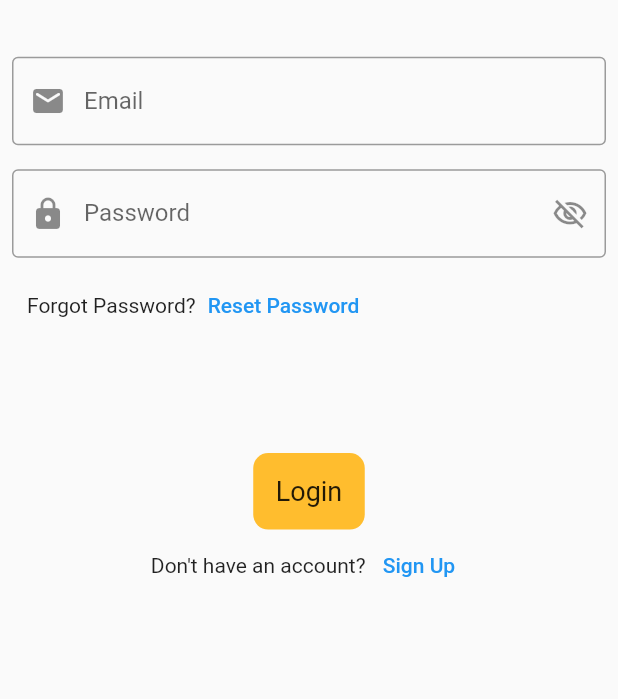
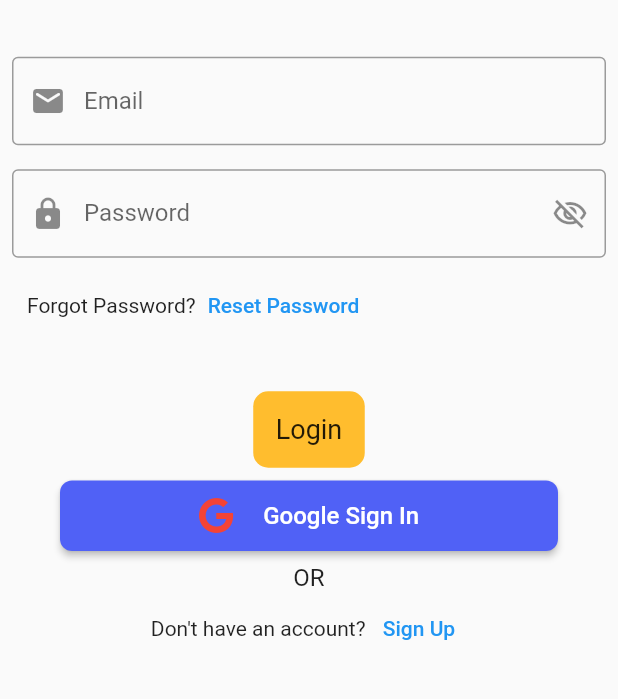
Before and after one commit to SudipRaaz/NumberQuiz, a Flutter app: the screen it shows after launch, after a tap on "Login", on a phone screen of 412 x 824 dp, the part 485-1184 px from its top. Run offline on Flutter 3.47's test engine with Material 2 defaults, Android fonts, the phone set to English and light mode, and no system bars; drawn by our look-alikes of another_flushbar; our stand-ins replace cloud_firestore, firebase_auth, firebase_core, fluttertoast, font_awesome_flutter, google_sign_in and 2 more; accounts and stored records are empty.

Commit message:
google sign In added

```diff
--- a/lib/main.dart
+++ b/lib/main.dart
@@ -1,17 +1,13 @@
 import 'package:firebase_core/firebase_core.dart';
 import 'package:flutter/material.dart';
+import 'package:provider/provider.dart';
 import 'package:smile_quiz/utilities/route/routes.dart';
 import 'package:smile_quiz/utilities/route/routes_name.dart';
 
 //developed on flutter version 3.3.4
 Future<void> main() async {
   WidgetsFlutterBinding.ensureInitialized();
-  await Firebase.initializeApp(
-      options: FirebaseOptions(
-          apiKey: "AIzaSyCf1ZbCl7hzOPOAqrmfrNxfmiFCtxplzkE",
-          appId: "1:993818877548:web:e946700f298c9d90c48249",
-          messagingSenderId: "G-0YLZTT5CVT",
-          projectId: "smilequiz"));
+  await Firebase.initializeApp();
 
   runApp(const MyApp());
 }
@@ -22,6 +18,7 @@ class MyApp extends StatelessWidget {
   @override
   Widget build(BuildContext context) {
     return MaterialApp(
+      debugShowCheckedModeBanner: false,
       title: 'Flutter Demo',
       theme: ThemeData(
         primarySwatch: Colors.blue,
--- a/lib/model/user.dart
+++ b/lib/model/user.dart
@@ -1,7 +1,7 @@
 class User {
   String? uid;
   String name;
-  int age;
+  int? age;
   String email;
   int? totalScore;
 
--- a/lib/view/dashboard.dart
+++ b/lib/view/dashboard.dart
@@ -2,6 +2,7 @@ import 'dart:async';
 import 'dart:developer';
 import 'package:cloud_firestore/cloud_firestore.dart';
 import 'package:flutter/material.dart';
+import 'package:google_sign_in/google_sign_in.dart';
 import 'package:smile_quiz/resources/constants/appcolors.dart';
 import 'package:smile_quiz/resources/constants/constants.dart';
 import 'package:smile_quiz/resources/constants/textStyle.dart';
@@ -104,6 +105,7 @@ class _DashboardState extends State<Dashboard> with WidgetsBindingObserver {
                     shape: RoundedRectangleBorder(
                         borderRadius: BorderRadius.circular(50))),
                 onPressed: () {
+                  GoogleSignIn().signOut();
                   Auth().signOut();
                 },
                 child: const Text(
@@ -176,7 +178,8 @@ class _DashboardState extends State<Dashboard> with WidgetsBindingObserver {
                                       top: 15.0,
                                     ),
                                     child: Text(
-                                      "${data['name']}",
+                                      Auth().currentUser?.displayName ??
+                                          "${data['name']}",
                                       style: const TextStyle(
                                           fontSize: 18,
                                           fontWeight: FontWeight.bold),
--- a/lib/view/login_screen.dart
+++ b/lib/view/login_screen.dart
@@ -1,19 +1,23 @@
 import 'dart:developer';
 
+import 'package:firebase_auth/firebase_auth.dart';
 import 'package:flutter/material.dart';
+import 'package:font_awesome_flutter/font_awesome_flutter.dart';
+import 'package:google_sign_in/google_sign_in.dart';
 import 'package:smile_quiz/resources/constants/appcolors.dart';
+import 'package:smile_quiz/resources/constants/textStyle.dart';
 import 'package:smile_quiz/utilities/message.dart';
 import 'package:smile_quiz/utilities/route/routes_name.dart';
 import 'package:smile_quiz/view_model/services/Authentication_base.dart';
 import 'package:smile_quiz/view_model/services/authentication.dart';
-import 'package:top_snackbar_flutter/custom_snack_bar.dart';
-import 'package:top_snackbar_flutter/top_snack_bar.dart';
+import 'package:smile_quiz/view_model/services/firestore.dart';
 import 'package:validators/validators.dart';
 
 import '../resources/components/button.dart';
+import '../view_model/services/firebase_abstract.dart';
 
 class LoginScreen extends StatefulWidget {
-  LoginScreen({super.key});
+  const LoginScreen({super.key});
 
   @override
   State<LoginScreen> createState() => _LoginScreenState();
@@ -42,11 +46,33 @@ class _LoginScreenState extends State<LoginScreen> {
     _passwordFocusNode.dispose();
   }
 
+  // method to use google authentication for login
+  Future googleLogIn() async {
+    final googleUser = await GoogleSignIn().signIn();
+    if (googleUser == null) {
+      return;
+    }
+    final googleAuth = await googleUser?.authentication;
+
+    final credential = GoogleAuthProvider.credential(
+        idToken: googleAuth?.idToken, accessToken: googleAuth?.accessToken);
+
+    UserCredential userCredential =
+        await FirebaseAuth.instance.signInWithCredential(credential);
+
+    // creating a obj from a abstract class
+    FirebaseBase obj = CloudStore();
+    // registering user to cloud firestore from third party authenticators
+    obj.registerUser(userCredential.user?.uid,
+        userCredential.user!.displayName!, userCredential.user!.email!, 0);
+  }
+
   @override
   Widget build(BuildContext context) {
     final height = MediaQuery.of(context).size.height;
     final width = MediaQuery.of(context).size.width;
     Authenticate obj = Auth();
+
     return Scaffold(
       appBar: AppBar(
         title: const Text('Login'),
@@ -135,12 +161,13 @@ class _LoginScreenState extends State<LoginScreen> {
             ),
             // 9% gap space occupied
             SizedBox(
-              height: height * .09,
+              height: height * .04,
             ),
             // widget button
             Buttons(
               text: "Login",
               onPress: () {
+                FocusManager.instance.primaryFocus?.unfocus();
                 if (_emailController.text.isEmpty ||
                     !isEmail(_emailController.text)) {
                   Message.flushBarErrorMessage(
@@ -158,6 +185,47 @@ class _LoginScreenState extends State<LoginScreen> {
                 }
               },
             ),
+
+            // google sign button styling
+            Padding(
+              padding:
+                  const EdgeInsets.symmetric(vertical: 8.0, horizontal: 40),
+              child: ElevatedButton(
+                  style: ElevatedButton.styleFrom(
+                      backgroundColor: AppColors.appBar_theme,
+                      shape: RoundedRectangleBorder(
+                          borderRadius: BorderRadius.circular(8))),
+                  onPressed: () {
+                    // authentication function configuration
+                    googleLogIn();
+                  },
+                  child: Row(
+                    mainAxisAlignment: MainAxisAlignment.center,
+                    children: [
+                      const FaIcon(
+                        FontAwesomeIcons.google,
+                        color: Colors.red,
+                      ),
+                      const SizedBox(
+                        width: 20,
+                      ),
+                      Padding(
+                        padding: const EdgeInsets.symmetric(vertical: 14.0),
+                        child: Text(
+                          "Google Sign In",
+                          style: AppTextStyle.normal,
+                        ),
+                      ),
+                    ],
+                  )),
+            ),
+
+            Text(
+              'OR',
+              style: AppTextStyle.normal,
+            ),
+
+            // Sign Up section text and text button styling
             Row(
               mainAxisAlignment: MainAxisAlignment.center,
               children: [
--- a/lib/view_model/services/firebase_abstract.dart
+++ b/lib/view_model/services/firebase_abstract.dart
@@ -1,6 +1,6 @@
 abstract class FirebaseBase {
   // registering user data to database
-  Future registerUser(String? uid, String name, String email, int age);
+  Future registerUser(String? uid, String name, String email, int? age);
 
   // saving player's game score to database
   uploadToDatabase(String date, String score, String gameMode);
--- a/lib/view_model/services/firestore.dart
+++ b/lib/view_model/services/firestore.dart
@@ -7,7 +7,7 @@ import 'firebase_abstract.dart';
 class CloudStore extends FirebaseBase {
   // function to store user registration data to database
   @override
-  Future registerUser(String? uid, String name, String email, int age) async {
+  Future registerUser(String? uid, String name, String email, int? age) async {
     final docUser = FirebaseFirestore.instance
         .collection('Users')
         .doc(Auth().currentUser?.uid);
--- a/pubspec.yaml
+++ b/pubspec.yaml
@@ -33,6 +33,7 @@ dependencies:
     sdk: flutter
 
   firebase_auth: ^4.1.0  # firebase authentication
+  google_sign_in: ^5.4.2 # third party authentication
   firebase_core: ^2.1.1  # enable connections to firebase apps
   cloud_firestore: ^4.0.5 # store data to firebase datastore
 
@@ -43,6 +44,8 @@ dependencies:
   validators: ^3.0.0  # regex validation checker
   provider: ^6.0.4  # state mangement
   shared_preferences: ^2.0.15  # local storage
+  font_awesome_flutter: ^10.2.1 #for google icons
+
 
   # The following adds the Cupertino Icons font to your application.
   # Use with the CupertinoIcons class for iOS style icons.
```
Also changed, not shown: pubspec.lock.
